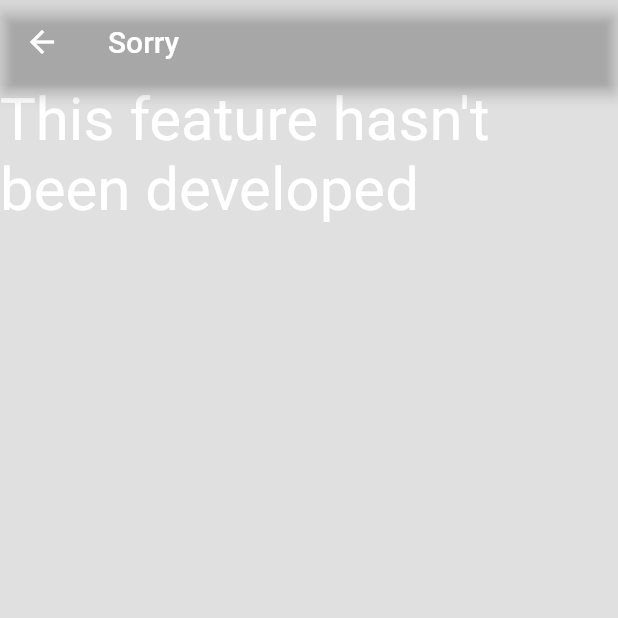
After one commit to Shawal77/time_table_manager, a Flutter app: the screen it shows after launch, in the side drawer, after a tap on "Favourites", on a phone screen of 412 x 824 dp, the top half of it. The commit adds this screen. Run offline on Flutter 3.47's test engine with Material 2 defaults, Android fonts, the phone set to English and light mode, and no system bars; our stand-ins replace basic_utils, syncfusion_flutter_calendar; network calls fail.

Commit message:
Day 4half

```diff
--- a/lib/drawer.dart
+++ b/lib/drawer.dart
@@ -1,4 +1,5 @@
 import 'package:flutter/material.dart';
+import 'sorry.dart';
 
 class NavBar extends StatelessWidget {
   const NavBar({ Key? key }) : super(key: key);
@@ -28,44 +29,51 @@ class NavBar extends StatelessWidget {
                 ),
             ),
             ),
-          const ListTile(
-            leading: Icon(Icons.favorite_rounded),
-            title: Text('Favourites'),
-            onTap: null,
+          ListTile(
+            leading: const Icon(Icons.favorite_rounded),
+            title: const Text('Favourites'),
+            onTap: () => Navigator.of(context).push(
+              MaterialPageRoute(builder: (context) => const Sorry())),
+              ),
+          ListTile(
+            leading: const Icon(Icons.people),
+            title: const Text('Friends'),
+            onTap: () => Navigator.of(context).push(
+              MaterialPageRoute(builder: (context) => const Sorry())),
           ),
-          const ListTile(
-            leading: Icon(Icons.people),
-            title: Text('Friends'),
-            onTap: null,
+          ListTile(
+            leading: const Icon(Icons.share),
+            title: const Text('Share App'),
+            onTap: () => Navigator.of(context).push(
+              MaterialPageRoute(builder: (context) => const Sorry()))
           ),
-          const ListTile(
-            leading: Icon(Icons.share),
-            title: Text('Share App'),
-            onTap: null,
-          ),
-          const ListTile(
-            leading: Icon(Icons.notifications),
-            title: Text('Notice'),
-            onTap: null,
+          ListTile(
+            leading: const Icon(Icons.notifications),
+            title: const Text('Notice'),
+            onTap: () => Navigator.of(context).push(
+              MaterialPageRoute(builder: (context) => const Sorry())),
           ),
           const Divider(),
-          const ListTile(
-            leading: Icon(Icons.settings),
-            title: Text('Settings'),
-            onTap: null,
+          ListTile(
+            leading: const Icon(Icons.settings),
+            title: const Text('Settings'),
+            onTap: () => Navigator.of(context).push(
+              MaterialPageRoute(builder: (context) => const Sorry())),
           ),
-          const ListTile(
-            leading: Icon(Icons.policy),
-            title: Text('policies'),
-            onTap: null,
+          ListTile(
+            leading: const Icon(Icons.policy),
+            title: const Text('policies'),
+            onTap: () => Navigator.of(context).push(
+              MaterialPageRoute(builder: (context) => const Sorry())),
           ),
           const Divider(),
-          const ListTile(
-            leading: Icon(Icons.exit_to_app),
-            title: Text('Exit to app'),
-            onTap: null,
+          ListTile(
+            leading: const Icon(Icons.exit_to_app),
+            title: const Text('Exit to app'),
+            onTap: () => Navigator.of(context).push(
+              MaterialPageRoute(builder: (context) => const Sorry())),
           ),
-        ],
+          ]
       )
     );
   }
--- a/lib/main.dart
+++ b/lib/main.dart
@@ -18,6 +18,10 @@ class MyApp extends StatelessWidget {
   Widget build(BuildContext context) {
     return MaterialApp(
         themeMode: ThemeMode.dark,
+        darkTheme: ThemeData.dark().copyWith(
+          scaffoldBackgroundColor: Colors.black12,
+          primaryColor: Colors.purple
+        ),
         debugShowCheckedModeBanner: false,
         title: 'Time Manager',
 
@@ -56,10 +60,10 @@ class MyApp extends StatelessWidget {
               ],
             ),
             body: const TabBarView(children: [
-              HomePage(),
-              EventEditingPage(),
               RoutinePage(),
               CalendarPage(),
+              EventEditingPage(),
+              HomePage(),
             ]),
             drawer: const NavBar(),
           ),
--- a/lib/pages/routine.dart
+++ b/lib/pages/routine.dart
@@ -17,7 +17,8 @@ class RoutinePage extends StatelessWidget {
           ),
       ),
       body: SfCalendar(
-        view: CalendarView.timelineDay,
+        view: CalendarView.day,
+        initialDisplayDate: DateTime.now(),
         )
     );
   }
--- /dev/null
+++ b/lib/sorry.dart
@@ -0,0 +1,27 @@
+import 'package:flutter/material.dart';
+import 'package:time_table_manager/pages/home.dart';
+
+class Sorry extends StatelessWidget {
+  const Sorry({Key? key}) : super(key: key);
+
+  @override
+  Widget build(BuildContext context) {
+    return Scaffold(
+      appBar: AppBar(
+        backgroundColor: const Color.fromARGB(10, 255, 255, 255),
+        /*leading: IconButton(
+          onPressed:() => Navigator.of(context).push(
+              MaterialPageRoute(builder: (context) => const HomePage())),
+          icon: const Icon(Icons.exit_to_app)),*/
+        title: const Text('Sorry'),
+      ),
+
+      body: const Text(
+        "This feature hasn't been developed",
+        style: TextStyle(fontSize: 40),),
+
+
+
+    );
+  }
+}
--- a/pubspec.yaml
+++ b/pubspec.yaml
@@ -29,9 +29,10 @@ environment:
 dependencies:
   flutter:
     sdk: flutter
-  syncfusion_flutter_calendar: ^19.4.56
-  intl: ^0.17.0
+  syncfusion_flutter_calendar: ^19.4.56 #handles the calendar
+  intl: ^0.17.0 #handle dates
   provider: ^6.0.2
+  basic_utils: ^4.2.0 #Handles date formats
 
 
   # The following adds the Cupertino Icons font to your application.
```
Also changed, not shown: lib/pages/edit.dart (+53 -7 lines), lib/pages/utils.dart (added, +22 -0 lines), pubspec.lock.
